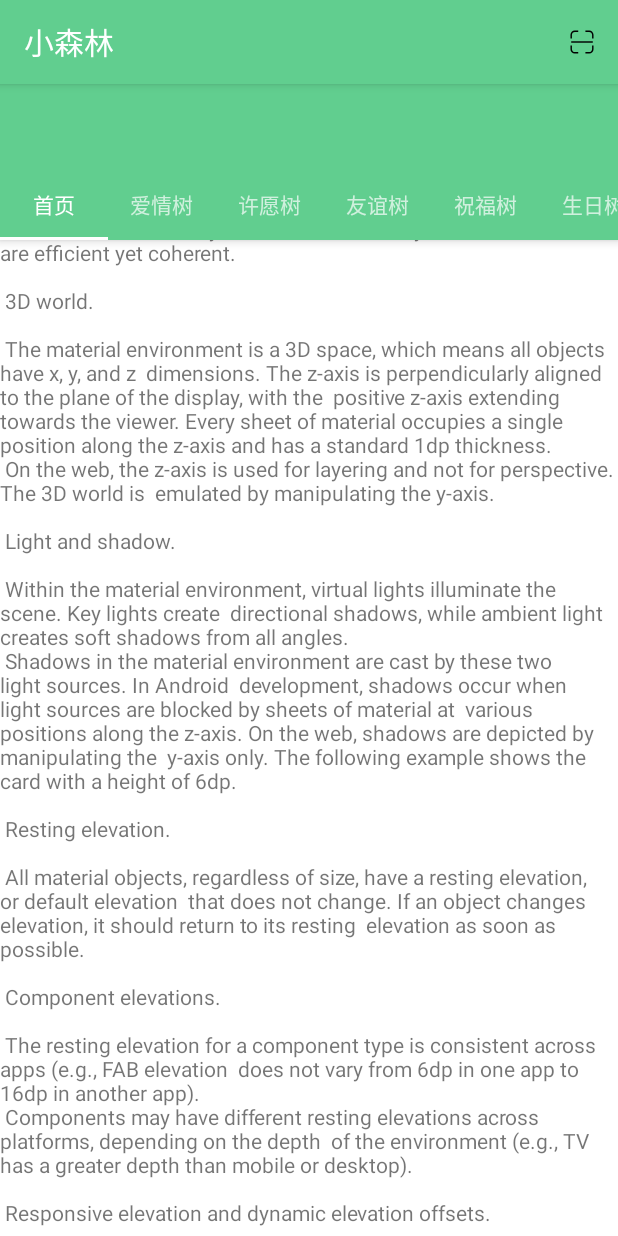
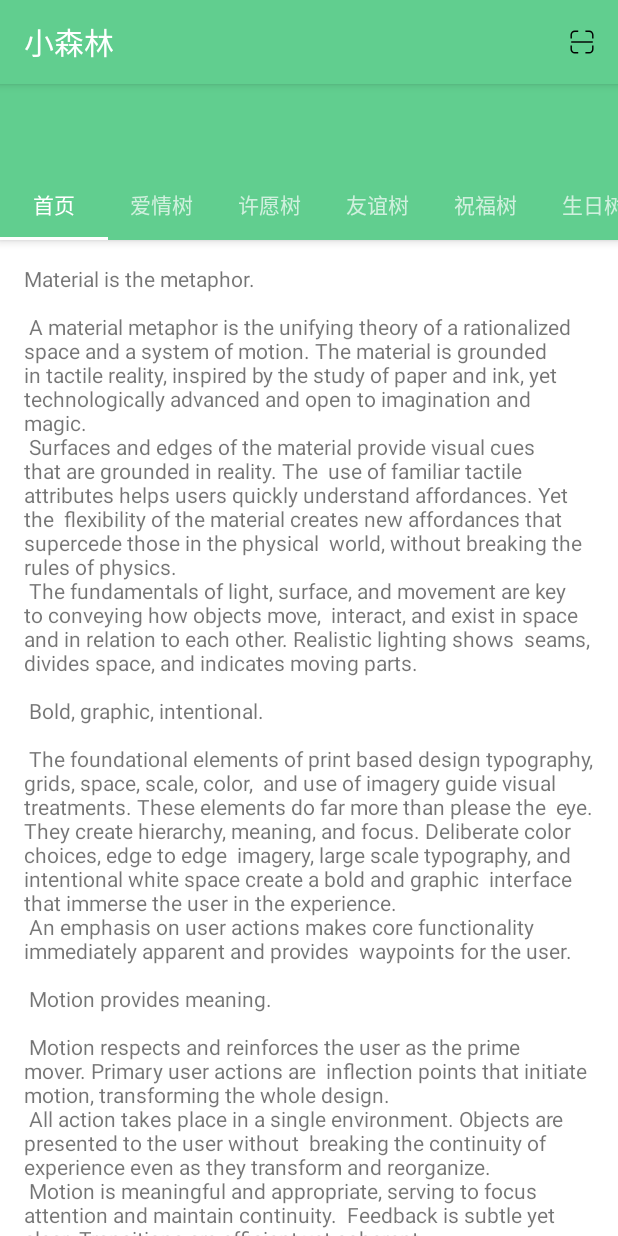
Before and after one commit to wangbo4020/LittleForest, an Android app: the fragment HomeFragment shown on its own in the app's theme, on a phone screen of 412 x 824 dp. Run offline under Robolectric (Android 15) with nearby library versions, the phone set to English and light mode, and no system bars; 1 statement that could not run was skipped.

Commit message:
新建首页内容FirstFragment。 规范化的修改。

```diff
--- a/app/src/main/java/com/xsenlin/android/ui/fragments/DemoFragment.kt
+++ b/app/src/main/java/com/xsenlin/android/ui/fragments/DemoFragment.kt
@@ -27,7 +27,7 @@ open class DemoFragment : BaseFragment() {
 
     var mTextView : TextView? = null
     override fun onCreateView(inflater: LayoutInflater?, container: ViewGroup?, savedInstanceState: Bundle?): View? {
-        var rootView = inflater!!.inflate(R.layout.fragment_demo, container, false)
+        val rootView = inflater!!.inflate(R.layout.fragment_demo, container, false)
         mTextView = rootView.findViewById(android.R.id.text1)
         if (null != arguments) {
             mTextView!!.setText(arguments.getString(KEY_TEXT))
--- a/app/src/main/java/com/xsenlin/android/ui/fragments/HomeFragment.kt
+++ b/app/src/main/java/com/xsenlin/android/ui/fragments/HomeFragment.kt
@@ -34,7 +34,7 @@ class HomeFragment : BaseFragment() {
     }
 
     override fun onCreateView(inflater: LayoutInflater?, container: ViewGroup?, savedInstanceState: Bundle?): View? {
-        var rootView = inflater!!.inflate(R.layout.fragment_home, container, false)
+        val rootView = inflater!!.inflate(R.layout.fragment_home, container, false)
 
         val toolbar = rootView.findViewById<Toolbar>(R.id.toolbar)
         (activity as BaseActivity).setSupportActionBar(toolbar)
--- a/app/src/main/java/com/xsenlin/android/ui/fragments/MineFragment.kt
+++ b/app/src/main/java/com/xsenlin/android/ui/fragments/MineFragment.kt
@@ -22,7 +22,7 @@ class MineFragment : BaseFragment() {
     }
 
     override fun onCreateView(inflater: LayoutInflater?, container: ViewGroup?, savedInstanceState: Bundle?): View? {
-        var rootView = inflater!!.inflate(R.layout.fragment_mine, container, false)
+        val rootView = inflater!!.inflate(R.layout.fragment_mine, container, false)
         return rootView
     }
 
--- a/app/src/main/res/layout/fragment_demo.xml
+++ b/app/src/main/res/layout/fragment_demo.xml
@@ -1,6 +1,7 @@
 <?xml version="1.0" encoding="utf-8"?>
 <android.support.v4.widget.NestedScrollView xmlns:android="http://schemas.android.com/apk/res/android"
     xmlns:tools="http://schemas.android.com/tools"
+    xmlns:app="http://schemas.android.com/apk/res-auto"
     android:layout_width="match_parent"
     android:layout_height="match_parent"
     tools:context="com.xsenlin.android.ui.fragments.DemoFragment">
@@ -9,6 +10,8 @@
         android:id="@android:id/text1"
         android:layout_width="wrap_content"
         android:layout_height="wrap_content"
-        android:layout_gravity="center"
-        android:text="Hello World!" />
+        android:layout_gravity="center_horizontal"
+        android:text="Hello World!"
+        android:layout_margin="16dp"
+        tools:text="@string/large_text" />
 </android.support.v4.widget.NestedScrollView>
--- a/app/src/main/res/layout/fragment_home.xml
+++ b/app/src/main/res/layout/fragment_home.xml
@@ -1,11 +1,13 @@
 <?xml version="1.0" encoding="utf-8"?>
-<android.support.design.widget.CoordinatorLayout xmlns:android="http://schemas.android.com/apk/res/android"
+<android.support.design.widget.CoordinatorLayout
+    xmlns:android="http://schemas.android.com/apk/res/android"
     xmlns:app="http://schemas.android.com/apk/res-auto"
     xmlns:tools="http://schemas.android.com/tools"
     android:layout_width="match_parent"
     android:layout_height="match_parent"
     android:orientation="vertical"
-    tools:context="com.xsenlin.android.ui.fragments.HomeFragment">
+    tools:context="com.xsenlin.android.ui.fragments.HomeFragment"
+    tools:showIn="@layout/fragment_main">
     <!--<LinearLayout
         android:layout_width="match_parent"
         android:layout_height="wrap_content"
@@ -24,11 +26,6 @@
             android:textAppearance="@style/TextAppearance.Design.Tab" />
     </LinearLayout>-->
 
-    <android.support.v4.view.ViewPager
-        android:id="@+id/viewpager"
-        android:layout_width="match_parent"
-        android:layout_height="match_parent" />
-
     <android.support.design.widget.AppBarLayout
         android:layout_width="match_parent"
         android:layout_height="wrap_content"
@@ -36,16 +33,21 @@
 
         <android.support.v7.widget.Toolbar
             android:id="@+id/toolbar"
-            app:layout_behavior="@string/appbar_scrolling_view_behavior"
-            app:layout_scrollFlags="scroll|snap"
             android:layout_width="match_parent"
             android:layout_height="?attr/actionBarSize"
-            app:popupTheme="?attr/actionBarPopupTheme" />
+            app:layout_scrollFlags="scroll|snap"
+            app:popupTheme="?attr/actionBarPopupTheme"/>
 
         <android.support.design.widget.TabLayout
             android:id="@+id/tablayout"
             android:layout_width="match_parent"
             android:layout_height="wrap_content"
-            app:tabMode="scrollable" />
+            app:tabMode="scrollable"/>
     </android.support.design.widget.AppBarLayout>
+
+    <android.support.v4.view.ViewPager
+        android:id="@+id/viewpager"
+        android:layout_width="match_parent"
+        android:layout_height="match_parent"
+        app:layout_behavior="@string/appbar_scrolling_view_behavior"/>
 </android.support.design.widget.CoordinatorLayout>
--- a/app/src/main/res/values/colors.xml
+++ b/app/src/main/res/values/colors.xml
@@ -1,8 +1,10 @@
 <?xml version="1.0" encoding="utf-8"?>
 <resources>
-    <!--<color name="colorPrimary">#3F51B5</color>
-    <color name="colorPrimaryDark">#303F9F</color>
-    <color name="colorAccent">#FF4081</color>-->
+    <!--
+    <color name="color_primary">#3F51B5</color>
+    <color name="color_primary_dark">#303F9F</color>
+    <color name="color_accent">#FF4081</color>
+    -->
     <color name="color_primary">#61ce8f</color>
     <color name="color_primary_dark">#61ce8f</color>
     <color name="color_accent">@android:color/white</color>
```
Also changed, not shown: app/src/main/java/com/xsenlin/android/ui/fragments/FirstFragment.kt (added, +28 -0 lines), app/src/main/java/com/xsenlin/android/ui/fragments/MainFragment.kt (+6 -7 lines), app/src/main/res/layout/fragment_first.xml (added, +7 -0 lines), app/src/main/res/layout/fragment_main.xml (+6 -7 lines).
